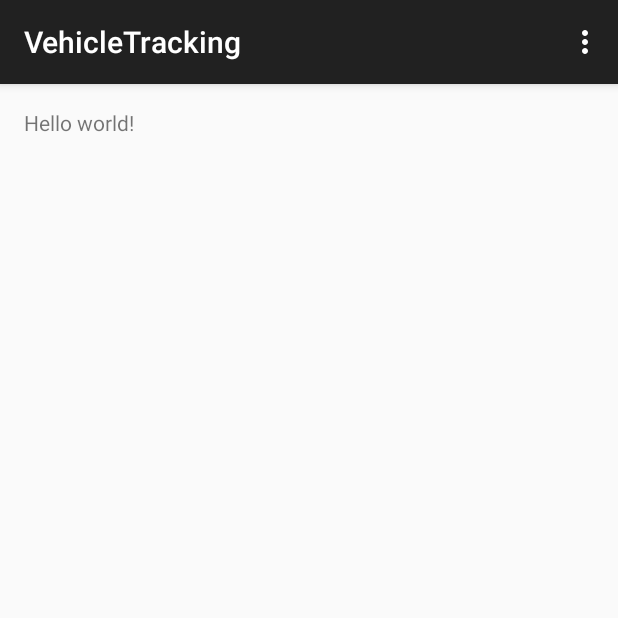
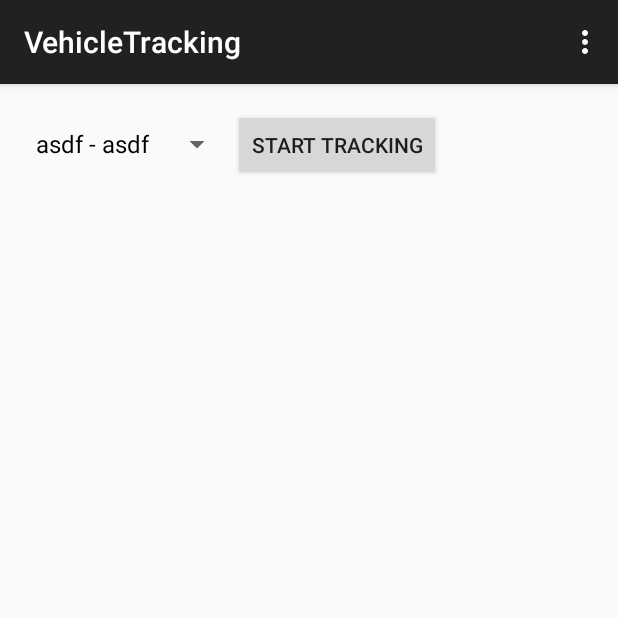
Before and after one commit to darthsuicune/CreuRoja, an Android app: the screen it shows after launch (TrackingActivity), on a phone screen of 412 x 824 dp, the top half of it. Run offline under Robolectric (Android 15) with nearby library versions, the phone set to English and light mode, and no system bars.

Commit message:
Add basic structure to vehicle tracking

```diff
--- a/android/VehicleTracking/app/src/main/java/net/creuroja/android/vehicletracking/TrackingFragment.java
+++ /dev/null
@@ -1,79 +0,0 @@
-package net.creuroja.android.vehicletracking;
-
-import android.app.Activity;
-import android.os.Bundle;
-import android.support.v4.app.Fragment;
-import android.view.LayoutInflater;
-import android.view.View;
-import android.view.ViewGroup;
-
-
-/**
- * A simple {@link Fragment} subclass.
- * Activities that contain this fragment must implement the
- * {@link OnTrackingFragmentInteractionListener} interface
- * to handle interaction events.
- * Use the {@link TrackingFragment#newInstance} factory method to
- * create an instance of this fragment.
- *
- */
-public class TrackingFragment extends Fragment {
-    private OnTrackingFragmentInteractionListener mListener;
-
-    /**
-     * Use this factory method to create a new instance of
-     * this fragment using the provided parameters.
-     *
-     * @return A new instance of fragment TrackingFragment.
-     */
-    public static TrackingFragment newInstance() {
-        TrackingFragment fragment = new TrackingFragment();
-        return fragment;
-    }
-    public TrackingFragment() {
-        // Required empty public constructor
-    }
-
-	/**
-	 * This interface must be implemented by activities that contain this
-	 * fragment to allow an interaction in this fragment to be communicated
-	 * to the activity and potentially other fragments contained in that
-	 * activity.
-	 * <p>
-	 * See the Android Training lesson <a href=
-	 * "http://developer.android.com/training/basics/fragments/communicating.html"
-	 * >Communicating with Other Fragments</a> for more information.
-	 */
-	public interface OnTrackingFragmentInteractionListener {
-	}
-
-    @Override
-    public void onCreate(Bundle savedInstanceState) {
-        super.onCreate(savedInstanceState);
-    }
-
-    @Override
-    public View onCreateView(LayoutInflater inflater, ViewGroup container,
-                             Bundle savedInstanceState) {
-		View v = inflater.inflate(R.layout.fragment_tracking, container, false);
-        return v;
-    }
-
-    @Override
-    public void onAttach(Activity activity) {
-        super.onAttach(activity);
-        try {
-            mListener = (OnTrackingFragmentInteractionListener) activity;
-        } catch (ClassCastException e) {
-            throw new ClassCastException(activity.toString()
-                    + " must implement OnTrackingFragmentInteractionListener");
-        }
-    }
-
-    @Override
-    public void onDetach() {
-        super.onDetach();
-        mListener = null;
-    }
-
-}
--- /dev/null
+++ b/android/VehicleTracking/app/src/main/java/net/creuroja/android/vehicletracking/activities/OnNotificationReceivedListener.java
@@ -0,0 +1,9 @@
+package net.creuroja.android.vehicletracking.activities;
+
+/**
+ * Created by lapuente on 04.09.14.
+ */
+public interface OnNotificationReceivedListener {
+	public void onNotificationReceived(int id);
+
+}
--- a/android/VehicleTracking/app/src/main/java/net/creuroja/android/vehicletracking/SettingsActivity.java
+++ b/android/VehicleTracking/app/src/main/java/net/creuroja/android/vehicletracking/activities/SettingsActivity.java
@@ -1,4 +1,4 @@
-package net.creuroja.android.vehicletracking;
+package net.creuroja.android.vehicletracking.activities;
 
 import android.annotation.TargetApi;
 import android.content.Context;
@@ -17,6 +17,8 @@ import android.preference.PreferenceManager;
 import android.preference.RingtonePreference;
 import android.text.TextUtils;
 
+
+import net.creuroja.android.vehicletracking.R;
 
 import java.util.List;
 
--- a/android/VehicleTracking/app/src/main/java/net/creuroja/android/vehicletracking/TrackingActivity.java
+++ b/android/VehicleTracking/app/src/main/java/net/creuroja/android/vehicletracking/activities/TrackingActivity.java
@@ -1,4 +1,4 @@
-package net.creuroja.android.vehicletracking;
+package net.creuroja.android.vehicletracking.activities;
 
 import android.content.Intent;
 import android.os.Bundle;
@@ -6,20 +6,31 @@ import android.support.v7.app.ActionBarActivity;
 import android.view.Menu;
 import android.view.MenuItem;
 
+import net.creuroja.android.vehicletracking.R;
+import net.creuroja.android.vehicletracking.fragments.TrackingFragment;
+
 
 public class TrackingActivity extends ActionBarActivity
 		implements TrackingFragment.OnTrackingFragmentInteractionListener {
+	public static final String TAG_TRACKING_FRAGMENT = "trackingFragment";
+	public static final String KEY_PERMANENT_NOTIFICATION = "permanentNotification";
+	private static final String KEY_FINISHED_NOTIFICATION = "finishedNotification";
+
+	private OnNotificationReceivedListener mListener;
 
 	@Override
 	protected void onCreate(Bundle savedInstanceState) {
 		super.onCreate(savedInstanceState);
 		setContentView(R.layout.activity_tracking);
-		if (savedInstanceState == null) {
-			getSupportFragmentManager().beginTransaction()
-					.add(R.id.container, TrackingFragment.newInstance()).commit();
+		Bundle extras = getIntent().getExtras();
+		if (extras != null) {
+			if (extras.containsKey(KEY_PERMANENT_NOTIFICATION)) {
+				mListener.onNotificationReceived(TrackingFragment.NOTIFICATION_PERMANENT);
+			} else if (extras.containsKey(KEY_FINISHED_NOTIFICATION)) {
+				mListener.onNotificationReceived(TrackingFragment.NOTIFICATION_FINISHED);
+			}
 		}
 	}
-
 
 	@Override
 	public boolean onCreateOptionsMenu(Menu menu) {
@@ -46,4 +57,12 @@ public class TrackingActivity extends ActionBarActivity
 		Intent intent = new Intent(this, SettingsActivity.class);
 		startActivity(intent);
 	}
+
+	@Override public void onTrackingStarted() {
+		//Nothing to do for now
+	}
+
+	@Override public void onTrackingStopped() {
+		//Nothing to do for now
+	}
 }
--- /dev/null
+++ b/android/VehicleTracking/app/src/main/java/net/creuroja/android/vehicletracking/fragments/TrackingFragment.java
@@ -0,0 +1,219 @@
+package net.creuroja.android.vehicletracking.fragments;
+
+import android.app.Activity;
+import android.app.AlarmManager;
+import android.app.NotificationManager;
+import android.app.PendingIntent;
+import android.content.Context;
+import android.content.Intent;
+import android.content.SharedPreferences;
+import android.os.Bundle;
+import android.preference.PreferenceManager;
+import android.support.v4.app.Fragment;
+import android.support.v4.app.LoaderManager;
+import android.support.v4.content.Loader;
+import android.util.Log;
+import android.view.LayoutInflater;
+import android.view.View;
+import android.view.ViewGroup;
+import android.widget.ArrayAdapter;
+import android.widget.Button;
+import android.widget.Spinner;
+
+import net.creuroja.android.vehicletracking.HeartBeatService;
+import net.creuroja.android.vehicletracking.R;
+import net.creuroja.android.vehicletracking.activities.OnNotificationReceivedListener;
+import net.creuroja.android.vehicletracking.fragments.loaders.VehicleLoader;
+import net.creuroja.android.vehicletracking.model.Settings;
+import net.creuroja.android.vehicletracking.model.Vehicle;
+
+import java.util.List;
+
+
+/**
+ * A simple {@link Fragment} subclass.
+ * Activities that contain this fragment must implement the
+ * {@link OnTrackingFragmentInteractionListener} interface
+ * to handle interaction events.
+ * Use the {@link TrackingFragment#newInstance} factory method to
+ * create an instance of this fragment.
+ */
+public class TrackingFragment extends Fragment implements OnNotificationReceivedListener {
+	private static final int LOADER_VEHICLES = 1;
+	private static final int REQUEST_TRACKING_SERVICE = 1;
+	public static final int NOTIFICATION_PERMANENT = 1;
+	public static final int NOTIFICATION_FINISHED = 2;
+
+	private OnTrackingFragmentInteractionListener mListener;
+
+	boolean isStarted;
+	boolean inProgress;
+
+	private SharedPreferences prefs;
+
+	private Spinner mVehicleListSpinner;
+	private View mProgressView;
+	private View mMainView;
+
+	private PendingIntent pendingIntent;
+
+	/**
+	 * Use this factory method to create a new instance of
+	 * this fragment using the provided parameters.
+	 *
+	 * @return A new instance of fragment TrackingFragment.
+	 */
+	public static TrackingFragment newInstance() {
+		TrackingFragment fragment = new TrackingFragment();
+		return fragment;
+	}
+
+	public TrackingFragment() {
+		// Required empty public constructor
+	}
+
+	@Override public void onNotificationReceived(int id) {
+
+	}
+
+	/**
+	 * This interface must be implemented by activities that contain this
+	 * fragment to allow an interaction in this fragment to be communicated
+	 * to the activity and potentially other fragments contained in that
+	 * activity.
+	 * <p/>
+	 * See the Android Training lesson <a href=
+	 * "http://developer.android.com/training/basics/fragments/communicating.html"
+	 * >Communicating with Other Fragments</a> for more information.
+	 */
+	public interface OnTrackingFragmentInteractionListener {
+		public void onTrackingStarted();
+
+		public void onTrackingStopped();
+	}
+
+	@Override
+	public void onAttach(Activity activity) {
+		super.onAttach(activity);
+		try {
+			mListener = (OnTrackingFragmentInteractionListener) activity;
+		} catch (ClassCastException e) {
+			throw new ClassCastException(
+					activity.toString() + " must implement OnTrackingFragmentInteractionListener");
+		}
+		prefs = PreferenceManager.getDefaultSharedPreferences(activity);
+		setUpIntent(activity);
+		getLoaderManager().restartLoader(LOADER_VEHICLES, null, new VehicleLoaderCallbacks());
+
+	}
+
+	@Override
+	public void onDetach() {
+		super.onDetach();
+		mListener = null;
+	}
+
+	@Override
+	public void onCreate(Bundle savedInstanceState) {
+		super.onCreate(savedInstanceState);
+	}
+
+	@Override
+	public View onCreateView(LayoutInflater inflater, ViewGroup container,
+							 Bundle savedInstanceState) {
+		View v = inflater.inflate(R.layout.fragment_tracking, container, false);
+		prepareViews(v);
+		return v;
+	}
+
+	private void prepareViews(View v) {
+		mVehicleListSpinner = (Spinner) v.findViewById(R.id.vehicle_list_spinner);
+		mProgressView = v.findViewById(R.id.progress);
+		mMainView = v.findViewById(R.id.main);
+		if (inProgress) {
+			showProgress(true);
+		}
+		Button button = (Button) v.findViewById(R.id.tracking_button);
+		button.setOnClickListener(new View.OnClickListener() {
+			@Override public void onClick(View view) {
+				if (isStarted) {
+					stopTracking();
+					((Button) view).setText(R.string.start_tracking);
+					mListener.onTrackingStopped();
+				} else {
+					((Button) view).setText(R.string.stop_tracking);
+					startTracking();
+					mListener.onTrackingStarted();
+				}
+				isStarted = !isStarted;
+			}
+		});
+	}
+
+	private void setUpIntent(Activity activity) {
+		Intent intent = new Intent(HeartBeatService.ACTION_BEAT);
+		pendingIntent = PendingIntent.getService(activity, REQUEST_TRACKING_SERVICE, intent,
+				PendingIntent.FLAG_UPDATE_CURRENT);
+	}
+
+	private void startTracking() {
+		setAlarm();
+		setNotification();
+	}
+
+	private void setAlarm() {
+		AlarmManager manager = (AlarmManager) getActivity().getSystemService(Context.ALARM_SERVICE);
+		long interval = prefs.getLong(Settings.INTERVAL, Settings.DEFAULT_INTERVAL);
+		manager.setRepeating(AlarmManager.RTC, 0, interval, pendingIntent);
+	}
+
+	private void setNotification() {
+		//Do something
+	}
+
+	private void stopTracking() {
+		AlarmManager manager = (AlarmManager) getActivity().getSystemService(Context.ALARM_SERVICE);
+		manager.cancel(pendingIntent);
+		changeNotification();
+	}
+
+	private void changeNotification() {
+		NotificationManager notificationManager =
+				(NotificationManager) getActivity().getSystemService(Context.NOTIFICATION_SERVICE);
+		notificationManager.cancel(NOTIFICATION_PERMANENT);
+	}
+
+	private void populateList(List<Vehicle> vehicles) {
+		mVehicleListSpinner.setAdapter(new ArrayAdapter<Vehicle>(getActivity(),
+				android.R.layout.simple_spinner_dropdown_item, vehicles));
+	}
+
+	private void showProgress(boolean show) {
+		if (mProgressView != null) {
+			mProgressView.setVisibility((show) ? View.VISIBLE : View.GONE);
+			mMainView.setVisibility((show) ? View.GONE : View.VISIBLE);
+		}
+	}
+
+	private class VehicleLoaderCallbacks implements LoaderManager.LoaderCallbacks<List<Vehicle>> {
+		@Override public Loader<List<Vehicle>> onCreateLoader(int i, Bundle bundle) {
+			inProgress = true;
+			showProgress(true);
+			return new VehicleLoader(getActivity());
+		}
+
+		@Override public void onLoadFinished(Loader<List<Vehicle>> objectLoader,
+											 List<Vehicle> vehicleList) {
+			if (vehicleList != null) {
+				populateList(vehicleList);
+			} else {
+				Log.d(HeartBeatService.SERVICE_NAME, "Error while retrieving vehicles");
+			}
+			showProgress(false);
+		}
+
+		@Override public void onLoaderReset(Loader<List<Vehicle>> objectLoader) {
+
+		}
+	}
+}
--- /dev/null
+++ b/android/VehicleTracking/app/src/main/java/net/creuroja/android/vehicletracking/fragments/loaders/VehicleLoader.java
@@ -0,0 +1,37 @@
+package net.creuroja.android.vehicletracking.fragments.loaders;
+
+import android.content.Context;
+import android.support.v4.content.AsyncTaskLoader;
+
+import net.creuroja.android.vehicletracking.model.Vehicle;
+import net.creuroja.android.vehicletracking.model.Vehicles;
+
+import org.json.JSONException;
+
+import java.util.List;
+
+/**
+ * Created by lapuente on 04.09.14.
+ */
+public class VehicleLoader extends AsyncTaskLoader<List<Vehicle>> {
+	List<Vehicle> mList;
+	public VehicleLoader(Context context) {
+		super(context);
+	}
+
+	@Override protected void onStartLoading() {
+		super.onStartLoading();
+		if(mList == null) {
+			forceLoad();
+		}
+	}
+
+	@Override public List<Vehicle> loadInBackground() {
+		try {
+			return Vehicles.getFromServer();
+		} catch (JSONException e) {
+			e.printStackTrace();
+			return null;
+		}
+	}
+}
--- /dev/null
+++ b/android/VehicleTracking/app/src/main/java/net/creuroja/android/vehicletracking/model/Vehicle.java
@@ -0,0 +1,24 @@
+package net.creuroja.android.vehicletracking.model;
+
+import org.json.JSONException;
+import org.json.JSONObject;
+
+/**
+ * Created by lapuente on 04.09.14.
+ */
+public class Vehicle {
+	public static final String INDICATIVE = "indicative";
+	public static final String LICENSE = "license";
+
+	public final String mIndicative;
+	public final String mLicense;
+
+	public Vehicle(JSONObject json) throws JSONException {
+		mIndicative = json.getString(INDICATIVE);
+		mLicense = json.getString(LICENSE);
+	}
+
+	public String toString() {
+		return mIndicative + " - " + mLicense;
+	}
+}
--- /dev/null
+++ b/android/VehicleTracking/app/src/main/java/net/creuroja/android/vehicletracking/model/Vehicles.java
@@ -0,0 +1,37 @@
+package net.creuroja.android.vehicletracking.model;
+
+import org.json.JSONArray;
+import org.json.JSONException;
+import org.json.JSONObject;
+
+import java.util.ArrayList;
+import java.util.List;
+
+/**
+ * Created by lapuente on 04.09.14.
+ */
+public class Vehicles {
+	public static final String KEY_VEHICLES = "vehicles";
+	private List<Vehicle> mVehicleList;
+
+	public Vehicles(String json) throws JSONException {
+		mVehicleList = new ArrayList<Vehicle>();
+		JSONObject object = new JSONObject(json);
+		if(object.has(KEY_VEHICLES)) {
+			JSONArray array = object.getJSONArray(KEY_VEHICLES);
+			for(int i = 0; i < array.length(); i++) {
+				mVehicleList.add(new Vehicle(array.getJSONObject(i)));
+			}
+		}
+	}
+
+	public List<Vehicle> getAsList() {
+		return mVehicleList;
+	}
+
+	public static List<Vehicle> getFromServer() throws JSONException{
+		String jsonResponse = "{vehicles:[{\"indicative\": \"asdf\", \"license\":\"asdf\"}]}";
+		Vehicles vehicles = new Vehicles(jsonResponse);
+		return vehicles.getAsList();
+	}
+}
--- a/android/VehicleTracking/app/src/main/res/layout/activity_tracking.xml
+++ b/android/VehicleTracking/app/src/main/res/layout/activity_tracking.xml
@@ -1,7 +1,12 @@
-<FrameLayout xmlns:android="http://schemas.android.com/apk/res/android"
+<LinearLayout xmlns:android="http://schemas.android.com/apk/res/android"
     xmlns:tools="http://schemas.android.com/tools"
     android:id="@+id/container"
     android:layout_width="match_parent"
     android:layout_height="match_parent"
     tools:context=".Tracking"
-    tools:ignore="MergeRootFrame" />
+    tools:ignore="MergeRootFrame">
+    <fragment
+        android:layout_width="match_parent"
+        android:layout_height="match_parent"
+        android:name="net.creuroja.android.vehicletracking.fragments.TrackingFragment"/>
+</LinearLayout>
--- a/android/VehicleTracking/app/src/main/res/layout/fragment_tracking.xml
+++ b/android/VehicleTracking/app/src/main/res/layout/fragment_tracking.xml
@@ -8,9 +8,39 @@
                 android:paddingBottom="@dimen/activity_vertical_margin"
                 tools:context=".Tracking$PlaceholderFragment">
 
-    <TextView
-        android:text="@string/hello_world"
+    <LinearLayout
+        android:id="@+id/progress"
+        android:visibility="gone"
+        android:layout_width="match_parent"
+        android:layout_height="match_parent">
+
+        <ProgressBar
             android:layout_width="wrap_content"
-        android:layout_height="wrap_content" />
+            android:layout_height="wrap_content"
+            android:indeterminate="true"/>
+    </LinearLayout>
+
+    <LinearLayout
+        android:id="@+id/main"
+        android:layout_width="match_parent"
+        android:layout_height="match_parent">
+
+        <Spinner
+            android:layout_width="wrap_content"
+            android:layout_height="wrap_content"
+            android:id="@+id/vehicle_list_spinner"
+            android:layout_alignParentTop="true"
+            android:layout_alignParentLeft="true"
+            android:layout_alignParentStart="true"/>
+
+        <Button
+            android:layout_width="wrap_content"
+            android:layout_height="wrap_content"
+            android:text="@string/start_tracking"
+            android:id="@+id/tracking_button"
+            android:layout_below="@+id/spinner"
+            android:layout_alignParentLeft="true"
+            android:layout_alignParentStart="true"/>
+    </LinearLayout>
 
 </RelativeLayout>
--- a/android/VehicleTracking/app/src/main/res/values/strings.xml
+++ b/android/VehicleTracking/app/src/main/res/values/strings.xml
@@ -2,8 +2,8 @@
 <resources>
 
     <string name="app_name">VehicleTracking</string>
-    <string name="hello_world">Hello world!</string>
     <string name="action_settings">Settings</string>
-    <string name="hello_blank_fragment">Hello blank fragment</string>
+    <string name="start_tracking">Start tracking</string>
+    <string name="stop_tracking">Stop tracking</string>
 
 </resources>
--- a/android/VehicleTracking/app/src/main/res/xml/pref_headers.xml
+++ b/android/VehicleTracking/app/src/main/res/xml/pref_headers.xml
@@ -3,15 +3,15 @@
     <!-- These settings headers are only used on tablets. -->
 
     <header
-        android:fragment="net.creuroja.android.vehicletracking.SettingsActivity$GeneralPreferenceFragment"
+        android:fragment="net.creuroja.android.vehicletracking.activities.SettingsActivity$GeneralPreferenceFragment"
         android:title="@string/pref_header_general" />
 
     <header
-        android:fragment="net.creuroja.android.vehicletracking.SettingsActivity$NotificationPreferenceFragment"
+        android:fragment="net.creuroja.android.vehicletracking.activities.SettingsActivity$NotificationPreferenceFragment"
         android:title="@string/pref_header_notifications" />
 
     <header
-        android:fragment="net.creuroja.android.vehicletracking.SettingsActivity$DataSyncPreferenceFragment"
+        android:fragment="net.creuroja.android.vehicletracking.activities.SettingsActivity$DataSyncPreferenceFragment"
         android:title="@string/pref_header_data_sync" />
 
 </preference-headers>
```
Also changed, not shown: android/VehicleTracking/app/src/main/AndroidManifest.xml (+9 -2 lines), android/VehicleTracking/app/src/main/java/net/creuroja/android/vehicletracking/HeartBeatService.java (added, +48 -0 lines), android/VehicleTracking/app/src/main/java/net/creuroja/android/vehicletracking/model/Settings.java (added, +9 -0 lines), android/VehicleTracking/app/src/main/java/net/creuroja/android/vehicletracking/model/VehiclePosition.java (added, +23 -0 lines). Lines whose indentation alone changed are shown as unchanged.
